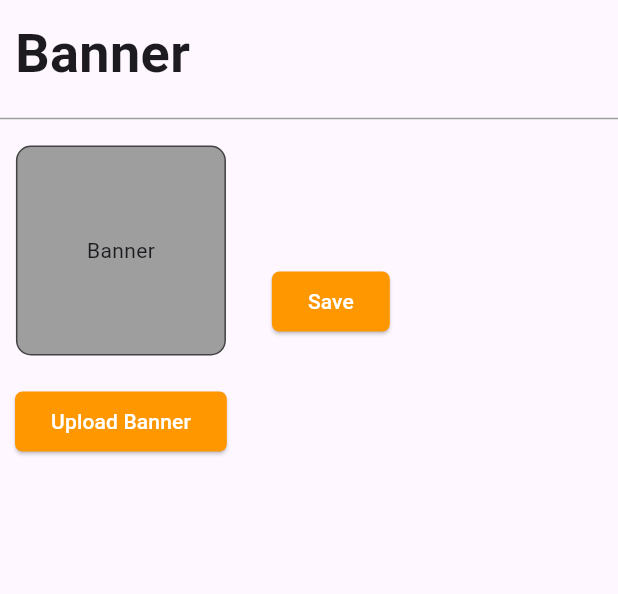
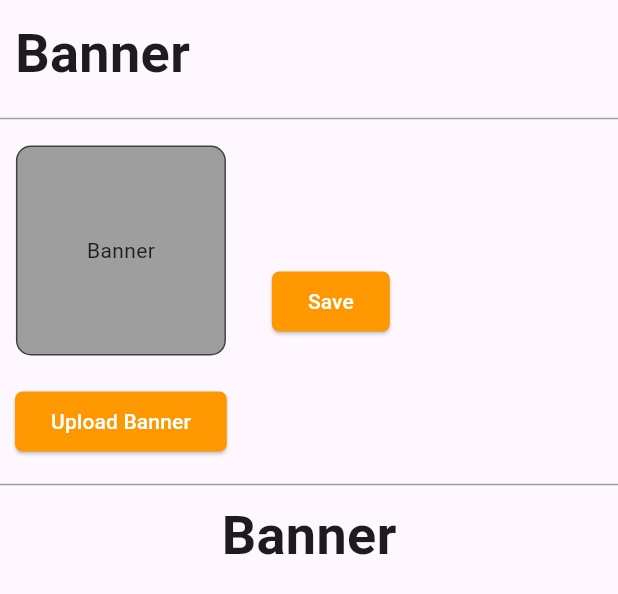
Before and after one commit to allenmasud12/shop_web_admin, a Flutter app: the BannerUploadScreen widget shown alone on an empty page, opened directly, on a phone screen of 412 x 824 dp. Shown: the top 594 px of the screen. Run offline on Flutter 3.47's test engine with Material 3 defaults, Android fonts, the light colour scheme and no system bars; our stand-ins replace cloud_firestore, file_picker, firebase_core, firebase_storage, flutter_easyloading; missing offline and left inert: flutter_admin_scaffold; accounts and stored records are empty.

Commit message:
banner data displayed

```diff
--- a/lib/views/screen/bannaer_upload_screen.dart
+++ b/lib/views/screen/bannaer_upload_screen.dart
@@ -5,6 +5,8 @@ import 'package:flutter/cupertino.dart';
 import 'package:flutter/material.dart';
 import 'package:flutter_easyloading/flutter_easyloading.dart';
 import 'package:shop_admin/constants.dart';
+
+import '../../widget/banner_widget.dart';
 
 class BannerUploadScreen extends StatefulWidget {
   static const String routeName = "/BannerUploadScreen";
@@ -127,6 +129,12 @@ class _BannerUploadScreenState extends State<BannerUploadScreen> {
               )
             ],
           ),
+          Divider(color: Colors.grey,),
+          Text("Banner", style: TextStyle(
+            fontSize: 36,
+            fontWeight: FontWeight.bold,
+          ),),
+          BannerWidget(),
         ],
       ),
     );
--- /dev/null
+++ b/lib/widget/banner_widget.dart
@@ -0,0 +1,55 @@
+import 'package:cloud_firestore/cloud_firestore.dart';
+import 'package:flutter/material.dart';
+
+class BannerWidget extends StatelessWidget {
+  const BannerWidget({super.key});
+
+  @override
+  Widget build(BuildContext context) {
+    final Stream<QuerySnapshot> _bannersStream = FirebaseFirestore.instance.collection('banners').snapshots();
+
+    return StreamBuilder<QuerySnapshot>(
+      stream: _bannersStream,
+      builder: (BuildContext context, AsyncSnapshot<QuerySnapshot> snapshot) {
+        if (snapshot.hasError) {
+          return Center(child: Text('Something went wrong'));
+        }
+
+        if (snapshot.connectionState == ConnectionState.waiting) {
+          return Center(child: CircularProgressIndicator(color: Colors.cyan));
+        }
+
+        return SingleChildScrollView(
+          child: GridView.builder(
+            shrinkWrap: true,
+            physics: NeverScrollableScrollPhysics(),
+            itemCount: snapshot.data!.size,
+            gridDelegate: SliverGridDelegateWithFixedCrossAxisCount(
+              crossAxisCount: 6,
+              mainAxisSpacing: 8,
+              crossAxisSpacing: 8,
+            ),
+            itemBuilder: (context, index) {
+              final bannerData = snapshot.data!.docs[index];
+              return Column(
+                children: [
+                  SizedBox(
+                    // height: 150,
+                    width: 100,
+                    child: Image.network(
+                      bannerData['image'],
+                      errorBuilder: (context, error, stackTrace) {
+                        return Icon(Icons.error);
+                      },
+                    ),
+                  ),
+
+                ],
+              );
+            },
+          ),
+        );
+      },
+    );
+  }
+}
```
